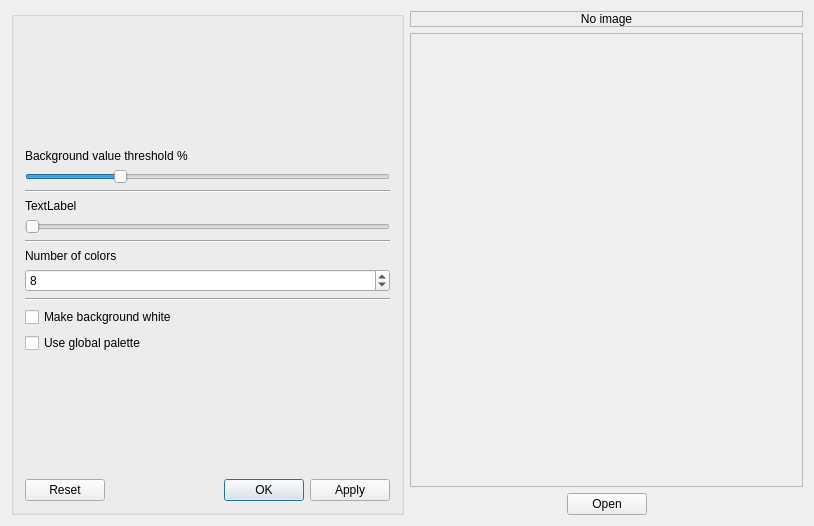
Qt form noteshrinkdialog.ui (clapautius/noteshrink-qt) before a commit.
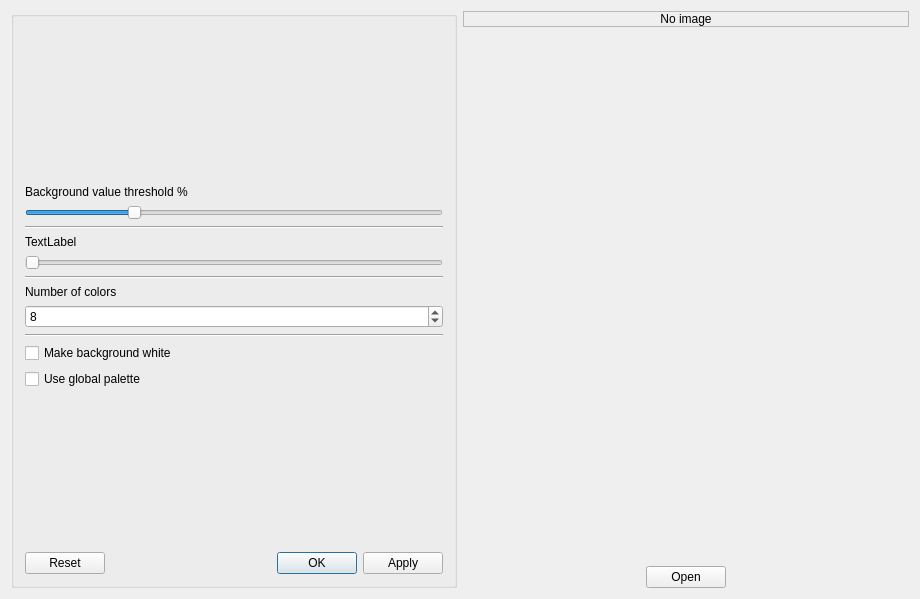
The same form after that commit.

Commit message: Implement basic preview.

What changed in the file:
```diff
--- a/noteshrinkdialog.ui
+++ b/noteshrinkdialog.ui
@@ -6,8 +6,8 @@
    <rect>
     <x>0</x>
     <y>0</y>
-    <width>814</width>
-    <height>526</height>
+    <width>920</width>
+    <height>599</height>
    </rect>
   </property>
   <property name="windowTitle">
@@ -173,12 +173,15 @@
         </widget>
        </item>
        <item>
-        <widget class="QFrame" name="frame">
-         <property name="frameShape">
-          <enum>QFrame::StyledPanel</enum>
+        <widget class="QLabel" name="m_preview_area">
+         <property name="sizePolicy">
+          <sizepolicy hsizetype="MinimumExpanding" vsizetype="MinimumExpanding">
+           <horstretch>0</horstretch>
+           <verstretch>0</verstretch>
+          </sizepolicy>
          </property>
-         <property name="frameShadow">
-          <enum>QFrame::Raised</enum>
+         <property name="text">
+          <string/>
          </property>
         </widget>
        </item>
```
Left out of the diff: 4 changed lines with no effect on the pictures. The commit also changes 2 other files.
